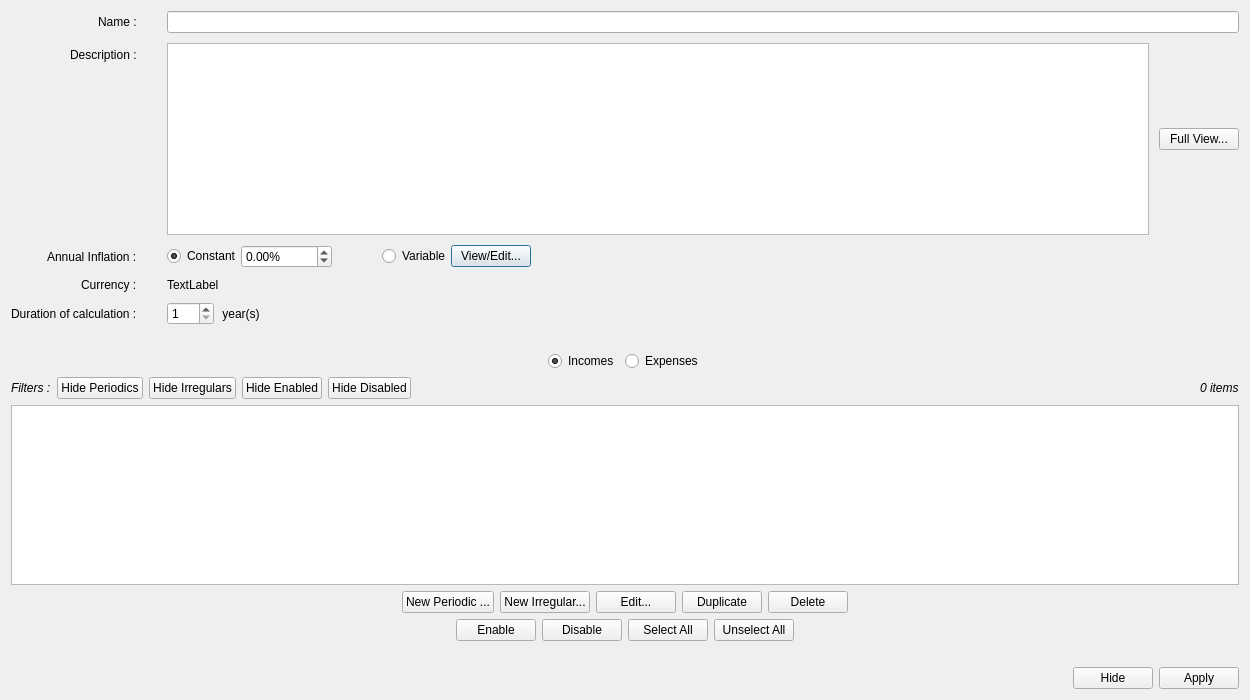
Above: src/editscenariodialog.ui from redmoon1945/gbp before the change. Below: the same form after it.
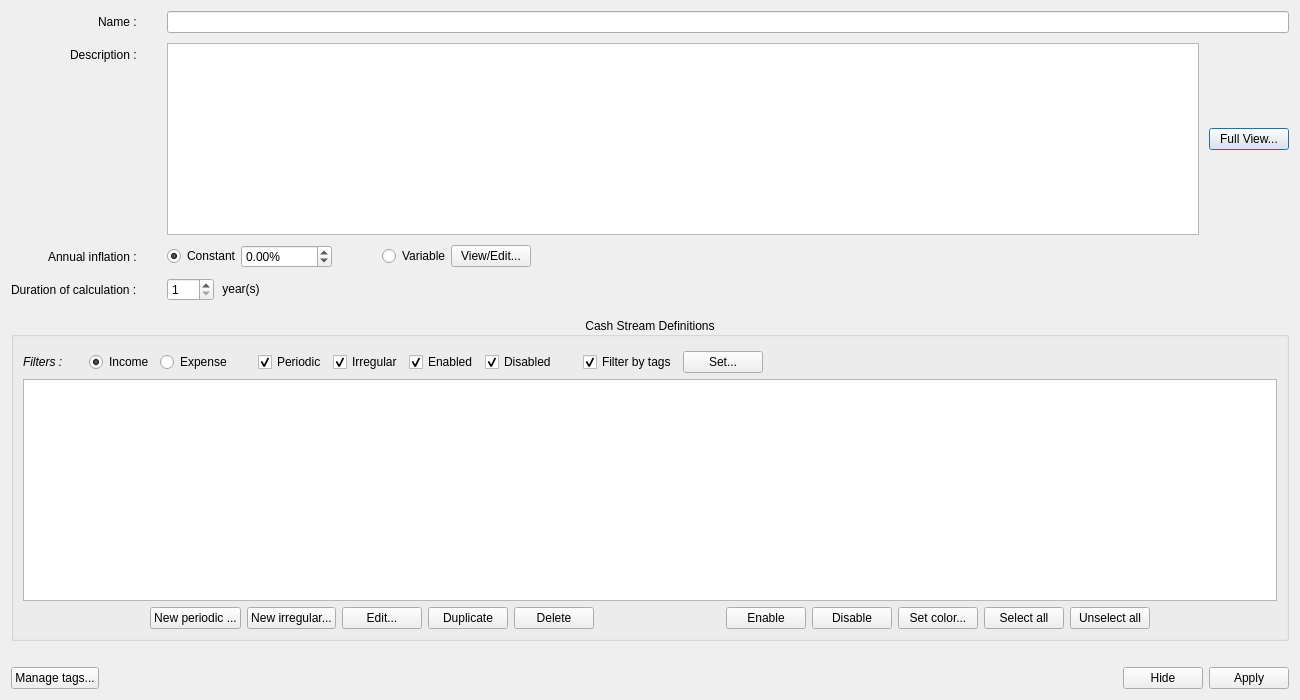
That is the form after the change.

Patch:
```diff
--- a/src/editscenariodialog.ui
+++ b/src/editscenariodialog.ui
@@ -6,7 +6,7 @@
    <rect>
     <x>0</x>
     <y>0</y>
-    <width>1250</width>
+    <width>1300</width>
     <height>700</height>
    </rect>
   </property>
@@ -19,7 +19,7 @@
   <property name="windowTitle">
    <string>Dialog</string>
   </property>
-  <layout class="QVBoxLayout" name="verticalLayout_2" stretch="0,0,0,0,0,1,0,0,0,0">
+  <layout class="QVBoxLayout" name="verticalLayout_2" stretch="0,0,1,0,0">
    <item>
     <layout class="QFormLayout" name="formLayout_3">
      <property name="labelAlignment">
@@ -46,7 +46,7 @@
      <item row="0" column="1">
       <widget class="QLineEdit" name="scenarioNameLineEdit">
        <property name="toolTip">
-        <string>&lt;html&gt;&lt;head/&gt;&lt;body&gt;&lt;p&gt;Name of the Scenario. Limited to 100 characters.&lt;/p&gt;&lt;/body&gt;&lt;/html&gt;</string>
+        <string>&lt;html&gt;&lt;head/&gt;&lt;body&gt;&lt;p&gt;Name of the scenario. Limited to 100 characters.&lt;/p&gt;&lt;/body&gt;&lt;/html&gt;</string>
        </property>
        <property name="maxLength">
         <number>100</number>
@@ -65,6 +65,45 @@
        </property>
       </widget>
      </item>
+     <item row="1" column="1">
+      <layout class="QHBoxLayout" name="horizontalLayout">
+       <item>
+        <widget class="QTextEdit" name="DescPlainTextEdit">
+         <property name="font">
+          <font>
+           <italic>true</italic>
+          </font>
+         </property>
+         <property name="toolTip">
+          <string>&lt;html&gt;&lt;head/&gt;&lt;body&gt;&lt;p&gt;Descritive text for the scenario. Limited to 4000 characters.&lt;/p&gt;&lt;/body&gt;&lt;/html&gt;</string>
+         </property>
+        </widget>
+       </item>
+       <item>
+        <spacer name="horizontalSpacer_4">
+         <property name="orientation">
+          <enum>Qt::Orientation::Horizontal</enum>
+         </property>
+         <property name="sizeType">
+          <enum>QSizePolicy::Policy::Fixed</enum>
+         </property>
+         <property name="sizeHint" stdset="0">
+          <size>
+           <width>10</width>
+           <height>20</height>
+          </size>
+         </property>
+        </spacer>
+       </item>
+       <item>
+        <widget class="QPushButton" name="fullViewPushButton">
+         <property name="text">
+          <string>Full View...</string>
+         </property>
+        </widget>
+       </item>
+      </layout>
+     </item>
      <item row="2" column="0">
       <widget class="QLabel" name="label_5">
        <property name="font">
@@ -73,7 +112,7 @@
         </font>
        </property>
        <property name="text">
-        <string>Annual Inflation :</string>
+        <string>Annual inflation :</string>
        </property>
       </widget>
      </item>
@@ -82,7 +121,7 @@
        <item>
         <widget class="QRadioButton" name="inflationConstantRadioButton">
          <property name="toolTip">
-          <string>&lt;html&gt;&lt;head/&gt;&lt;body&gt;&lt;p&gt;Define a constant annual inflation, available to be optionally used by any Financial Stream Definition of this scenario.&lt;/p&gt;&lt;/body&gt;&lt;/html&gt;</string>
+          <string>&lt;html&gt;&lt;head/&gt;&lt;body&gt;&lt;p&gt;Define a constant annual inflation, available to be optionally used by any Cash Stream Definition of this scenario.&lt;/p&gt;&lt;/body&gt;&lt;/html&gt;</string>
          </property>
          <property name="text">
           <string>Constant</string>
@@ -98,7 +137,7 @@
        <item>
         <widget class="QDoubleSpinBox" name="inflationConstantDoubleSpinBox">
          <property name="toolTip">
-          <string>&lt;html&gt;&lt;head/&gt;&lt;body&gt;&lt;p&gt;&lt;span style=&quot; font-weight:700;&quot;&gt;Annual&lt;/span&gt; constant inflation rate, in percentage. In practice, however, it is the &lt;span style=&quot; text-decoration: underline;&quot;&gt;equivalent monthly inflation&lt;/span&gt; that is applied, on the 1st of each month.&lt;/p&gt;&lt;/body&gt;&lt;/html&gt;</string>
+          <string>&lt;html&gt;&lt;head/&gt;&lt;body&gt;&lt;p&gt;&lt;span style=&quot; font-weight:700;&quot;&gt;Annual&lt;/span&gt; constant inflation rate, in percentage. In practice, however, it is the &lt;span style=&quot; text-decoration: underline;&quot;&gt;equivalent monthly inflation&lt;/span&gt; that is used internally by GBP, applied on the 1st of each month.&lt;/p&gt;&lt;/body&gt;&lt;/html&gt;</string>
          </property>
          <property name="showGroupSeparator" stdset="0">
           <bool>true</bool>
@@ -133,7 +172,7 @@
        <item>
         <widget class="QRadioButton" name="inflationVariableRadioButton">
          <property name="toolTip">
-          <string>&lt;html&gt;&lt;head/&gt;&lt;body&gt;&lt;p&gt;Defines a variable inflation, available to be optionally used by any Financial Stream Definition of this scenario.&lt;/p&gt;&lt;/body&gt;&lt;/html&gt;</string>
+          <string>&lt;html&gt;&lt;head/&gt;&lt;body&gt;&lt;p&gt;Defines a variable inflation, available to be optionally used by any Cash Stream Definition of this scenario.&lt;/p&gt;&lt;/body&gt;&lt;/html&gt;</string>
          </property>
          <property name="text">
           <string>Variable</string>
@@ -175,82 +214,18 @@
       </layout>
      </item>
      <item row="3" column="0">
-      <widget class="QLabel" name="label_6">
-       <property name="font">
-        <font>
-         <bold>false</bold>
-        </font>
-       </property>
-       <property name="text">
-        <string>Currency :</string>
-       </property>
-      </widget>
-     </item>
-     <item row="3" column="1">
-      <widget class="QLabel" name="currencyInfoLabel">
-       <property name="sizePolicy">
-        <sizepolicy hsizetype="Preferred" vsizetype="Fixed">
-         <horstretch>0</horstretch>
-         <verstretch>0</verstretch>
-        </sizepolicy>
-       </property>
-       <property name="text">
-        <string>TextLabel</string>
-       </property>
-      </widget>
-     </item>
-     <item row="1" column="1">
-      <layout class="QHBoxLayout" name="horizontalLayout">
-       <item>
-        <widget class="QTextEdit" name="DescPlainTextEdit">
-         <property name="font">
-          <font>
-           <italic>true</italic>
-          </font>
-         </property>
-         <property name="toolTip">
-          <string>&lt;html&gt;&lt;head/&gt;&lt;body&gt;&lt;p&gt;Descritive text for the Scenario. Limited to 4000 characters.&lt;/p&gt;&lt;/body&gt;&lt;/html&gt;</string>
-         </property>
-        </widget>
-       </item>
-       <item>
-        <spacer name="horizontalSpacer_4">
-         <property name="orientation">
-          <enum>Qt::Orientation::Horizontal</enum>
-         </property>
-         <property name="sizeType">
-          <enum>QSizePolicy::Policy::Fixed</enum>
-         </property>
-         <property name="sizeHint" stdset="0">
-          <size>
-           <width>10</width>
-           <height>20</height>
-          </size>
-         </property>
-        </spacer>
-       </item>
-       <item>
-        <widget class="QPushButton" name="fullViewPushButton">
-         <property name="text">
-          <string>Full View...</string>
-         </property>
-        </widget>
-       </item>
-      </layout>
-     </item>
-     <item row="4" column="0">
       <widget class="QLabel" name="label_3">
        <property name="text">
         <string>Duration of calculation :</string>
        </property>
       </widget>
      </item>
-     <item row="4" column="1">
+     <item row="3" column="1">
       <layout class="QHBoxLayout" name="horizontalLayout_9">
        <item>
         <widget class="QSpinBox" name="maxDurationSpinBox">
          <property name="toolTip">
-          <string>&lt;html&gt;&lt;head/&gt;&lt;body&gt;&lt;p&gt;All incomes/expenses are allowed to generate financial events up to a &lt;span style=&quot; font-weight:700;&quot;&gt;maximum date&lt;/span&gt; defined as (today + &amp;quot;no_years&amp;quot;), where &amp;quot;no_years&amp;quot; is this value.  This limit helps to conserve memory and speed up the calculation. Default value is appropriate for most uses.&lt;/p&gt;&lt;/body&gt;&lt;/html&gt;</string>
+          <string>&lt;html&gt;&lt;head/&gt;&lt;body&gt;&lt;p&gt;Any Cash Stream Definition is allowed to generate financial events (incomes or expenses) up to a &lt;span style=&quot; font-weight:700;&quot;&gt;maximum date&lt;/span&gt; defined as (today + &amp;quot;no_years&amp;quot;), where &amp;quot;no_years&amp;quot; is this value. This limit helps to conserve memory and speed up the calculation. Default value is appropriate for most use cases.&lt;/p&gt;&lt;/body&gt;&lt;/html&gt;</string>
          </property>
          <property name="minimum">
           <number>1</number>
@@ -278,6 +253,12 @@
        </item>
        <item>
         <widget class="QLabel" name="label_4">
+         <property name="sizePolicy">
+          <sizepolicy hsizetype="Preferred" vsizetype="Fixed">
+           <horstretch>0</horstretch>
+           <verstretch>0</verstretch>
+          </sizepolicy>
+         </property>
          <property name="text">
           <string> year(s)</string>
          </property>
@@ -311,24 +292,72 @@
      <property name="sizeHint" stdset="0">
       <size>
        <width>20</width>
-       <height>20</height>
+       <height>10</height>
       </size>
      </property>
     </spacer>
    </item>
    <item>
-    <layout class="QHBoxLayout" name="horizontalLayout_3"/>
+    <layout class="QHBoxLayout" name="horizontalLayout_Group">
+     <item>
+      <widget class="QGroupBox" name="groupBox">
+       <property name="sizePolicy">
+        <sizepolicy hsizetype="Expanding" vsizetype="Expanding">
+         <horstretch>0</horstretch>
+         <verstretch>0</verstretch>
+        </sizepolicy>
+       </property>
+       <property name="title">
+        <string>Cash Stream Definitions</string>
+       </property>
+       <property name="alignment">
+        <set>Qt::AlignmentFlag::AlignCenter</set>
+       </property>
+       <property name="checkable">
+        <bool>false</bool>
+       </property>
+       <layout class="QVBoxLayout" name="verticalLayout_3" stretch="0,0,1,0">
+        <item>
+         <spacer name="verticalSpacer">
+          <property name="orientation">
+           <enum>Qt::Orientation::Vertical</enum>
+          </property>
+          <property name="sizeType">
+           <enum>QSizePolicy::Policy::Fixed</enum>
+          </property>
+          <property name="sizeHint" stdset="0">
+           <size>
+            <width>20</width>
+            <height>5</height>
+           </size>
+          </property>
+         </spacer>
    </item>
    <item>
-    <layout class="QHBoxLayout" name="horizontalLayout_5">
+         <layout class="QHBoxLayout" name="horizontalLayout_Filters">
      <item>
-      <spacer name="horizontalSpacer">
+           <widget class="QLabel" name="filterLabel">
+            <property name="font">
+             <font>
+              <italic>true</italic>
+             </font>
+            </property>
+            <property name="text">
+             <string>Filters :</string>
+            </property>
+           </widget>
+          </item>
+          <item>
+           <spacer name="horizontalSpacer_7">
        <property name="orientation">
         <enum>Qt::Orientation::Horizontal</enum>
        </property>
+            <property name="sizeType">
+             <enum>QSizePolicy::Policy::Fixed</enum>
+            </property>
        <property name="sizeHint" stdset="0">
         <size>
-         <width>40</width>
+              <width>20</width>
          <height>20</height>
         </size>
        </property>
@@ -337,10 +366,10 @@
      <item>
       <widget class="QRadioButton" name="incomesRadioButton">
        <property name="toolTip">
-        <string>&lt;html&gt;&lt;head/&gt;&lt;body&gt;&lt;p&gt;Show only the incomes.&lt;/p&gt;&lt;/body&gt;&lt;/html&gt;</string>
+             <string>&lt;html&gt;&lt;head/&gt;&lt;body&gt;&lt;p&gt;If &lt;span style=&quot; font-weight:700;&quot;&gt;checked&lt;/span&gt;, only Cash Stream Definitions of type &lt;span style=&quot; font-style:italic;&quot;&gt;Income&lt;/span&gt; can be displayed&lt;/p&gt;&lt;/body&gt;&lt;/html&gt;</string>
        </property>
        <property name="text">
-        <string>Incomes</string>
+             <string>Income</string>
        </property>
        <property name="checked">
         <bool>true</bool>
@@ -353,88 +382,120 @@
      <item>
       <widget class="QRadioButton" name="expensesRadioButton">
        <property name="toolTip">
-        <string>&lt;html&gt;&lt;head/&gt;&lt;body&gt;&lt;p&gt;Show only the expenses.&lt;/p&gt;&lt;/body&gt;&lt;/html&gt;</string>
+             <string>&lt;html&gt;&lt;head/&gt;&lt;body&gt;&lt;p&gt;If &lt;span style=&quot; font-weight:700;&quot;&gt;checked&lt;/span&gt;, only Cash Stream Definitions of type &lt;span style=&quot; font-style:italic;&quot;&gt;Expense&lt;/span&gt; can be displayed&lt;/p&gt;&lt;/body&gt;&lt;/html&gt;</string>
        </property>
        <property name="text">
-        <string>Expenses</string>
+             <string>Expense</string>
        </property>
        <attribute name="buttonGroup">
         <string notr="true">buttonGroup</string>
        </attribute>
       </widget>
      </item>
+          <item>
+           <spacer name="horizontalSpacer_10">
+            <property name="orientation">
+             <enum>Qt::Orientation::Horizontal</enum>
+            </property>
+            <property name="sizeType">
+             <enum>QSizePolicy::Policy::Fixed</enum>
+            </property>
+            <property name="sizeHint" stdset="0">
+             <size>
+              <width>20</width>
+              <height>20</height>
+             </size>
+            </property>
+           </spacer>
+          </item>
+          <item>
+           <widget class="QCheckBox" name="filterPeriodicsCheckBox">
+            <property name="toolTip">
+             <string>&lt;html&gt;&lt;head/&gt;&lt;body&gt;&lt;p&gt;If &lt;span style=&quot; font-weight:700;&quot;&gt;unchecked&lt;/span&gt;, no Cash Stream Definition of type &lt;span style=&quot; font-style:italic;&quot;&gt;Periodic&lt;/span&gt; can be displayed&lt;/p&gt;&lt;/body&gt;&lt;/html&gt;</string>
+            </property>
+            <property name="text">
+             <string>Periodic</string>
+            </property>
+            <property name="checked">
+             <bool>true</bool>
+            </property>
+           </widget>
+          </item>
+          <item>
+           <widget class="QCheckBox" name="filterIrregularsCheckBox">
+            <property name="toolTip">
+             <string>&lt;html&gt;&lt;head/&gt;&lt;body&gt;&lt;p&gt;If &lt;span style=&quot; font-weight:700;&quot;&gt;unchecked&lt;/span&gt;, no Cash Stream Definition of type &lt;span style=&quot; font-style:italic;&quot;&gt;Irregular&lt;/span&gt; can be displayed&lt;/p&gt;&lt;/body&gt;&lt;/html&gt;</string>
+            </property>
+            <property name="text">
+             <string>Irregular</string>
+            </property>
+            <property name="checked">
+             <bool>true</bool>
+            </property>
+           </widget>
+          </item>
+          <item>
+           <widget class="QCheckBox" name="filterEnabledCheckBox">
+            <property name="toolTip">
+             <string>&lt;html&gt;&lt;head/&gt;&lt;body&gt;&lt;p&gt;If &lt;span style=&quot; font-weight:700;&quot;&gt;unchecked&lt;/span&gt;, no enabled Cash Stream Definition can be  displayed&lt;/p&gt;&lt;/body&gt;&lt;/html&gt;</string>
+            </property>
+            <property name="text">
+             <string>Enabled</string>
+            </property>
+            <property name="checked">
+             <bool>true</bool>
+            </property>
+           </widget>
+          </item>
+          <item>
+           <widget class="QCheckBox" name="filterDisabledCheckBox">
+            <property name="toolTip">
+             <string>&lt;html&gt;&lt;head/&gt;&lt;body&gt;&lt;p&gt;If &lt;span style=&quot; font-weight:700;&quot;&gt;unchecked&lt;/span&gt;, no disabled Cash Stream Definition can be displayed&lt;/p&gt;&lt;/body&gt;&lt;/html&gt;</string>
+            </property>
+            <property name="text">
+             <string>Disabled</string>
+            </property>
+            <property name="checked">
+             <bool>true</bool>
+            </property>
+           </widget>
+          </item>
      <item>
       <spacer name="horizontalSpacer_3">
        <property name="orientation">
         <enum>Qt::Orientation::Horizontal</enum>
        </property>
+            <property name="sizeType">
+             <enum>QSizePolicy::Policy::Fixed</enum>
+            </property>
        <property name="sizeHint" stdset="0">
         <size>
-         <width>40</width>
+              <width>20</width>
          <height>20</height>
         </size>
        </property>
       </spacer>
      </item>
-    </layout>
-   </item>
    <item>
-    <layout class="QHBoxLayout" name="horizontalLayout_10">
-     <item>
-      <widget class="QLabel" name="filterLabel">
-       <property name="font">
-        <font>
-         <italic>true</italic>
-        </font>
+           <widget class="QCheckBox" name="filterTagsCheckBox">
+            <property name="toolTip">
+             <string>&lt;html&gt;&lt;head/&gt;&lt;body&gt;&lt;p&gt;if &lt;span style=&quot; font-weight:700;&quot;&gt;checked&lt;/span&gt; : It enables &amp;quot;Tags Filtering&amp;quot; : Use tags links to further limit which Cash Stream Definitions are displayed (click the button to the right to select these tags)&lt;/p&gt;&lt;p&gt;if &lt;span style=&quot; font-weight:700;&quot;&gt;unchecked&lt;/span&gt; : It disables &amp;quot;Tag Filtering&amp;quot; : links with tags are &lt;span style=&quot; text-decoration: underline;&quot;&gt;not&lt;/span&gt; considered when determining which Cash Stream Definitions are displayed&lt;/p&gt;&lt;p&gt;&lt;br/&gt;&lt;/p&gt;&lt;/body&gt;&lt;/html&gt;</string>
        </property>
        <property name="text">
-        <string>Filters :</string>
-       </property>
-      </widget>
-     </item>
-     <item>
-      <widget class="QPushButton" name="periodicFilterPushButton">
-       <property name="text">
-        <string>Hide Periodics</string>
-       </property>
-       <property name="checkable">
+             <string>Filter by tags</string>
+            </property>
+            <property name="checked">
         <bool>true</bool>
        </property>
-       <property name="flat">
-        <bool>false</bool>
-       </property>
       </widget>
      </item>
      <item>
-      <widget class="QPushButton" name="irregularFilterPushButton">
-       <property name="text">
-        <string>Hide Irregulars</string>
-       </property>
-       <property name="checkable">
-        <bool>true</bool>
-       </property>
-       <property name="flat">
-        <bool>false</bool>
-       </property>
-      </widget>
-     </item>
-     <item>
-      <widget class="QPushButton" name="activeFilterPushButton">
+           <widget class="QPushButton" name="filterTagsPushButton">
+            <property name="toolTip">
+             <string>&lt;html&gt;&lt;head/&gt;&lt;body&gt;&lt;p&gt;Show a dialog where one can choose tags to be used as filters to limit which Csds are displayed.&lt;/p&gt;&lt;/body&gt;&lt;/html&gt;</string>
+            </property>
        <property name="text">
-        <string>Hide Enabled</string>
-       </property>
-       <property name="checkable">
-        <bool>true</bool>
-       </property>
-      </widget>
-     </item>
-     <item>
-      <widget class="QPushButton" name="inactiveFilterPushButton">
-       <property name="text">
-        <string>Hide Disabled</string>
-       </property>
-       <property name="checkable">
-        <bool>true</bool>
+             <string>Set...</string>
        </property>
       </widget>
      </item>
@@ -451,22 +512,10 @@
        </property>
       </spacer>
      </item>
-     <item>
-      <widget class="QLabel" name="noItemsLabel">
-       <property name="font">
-        <font>
-         <italic>true</italic>
-        </font>
-       </property>
-       <property name="text">
-        <string>0 items</string>
-       </property>
-      </widget>
-     </item>
     </layout>
    </item>
    <item>
-    <layout class="QHBoxLayout" name="horizontalLayout_7">
+         <layout class="QHBoxLayout" name="horizontalLayout_Table">
      <item>
       <widget class="QTableView" name="itemsTableView">
        <property name="alternatingRowColors">
@@ -486,7 +535,7 @@
     </layout>
    </item>
    <item>
-    <layout class="QHBoxLayout" name="horizontalLayout_6">
+         <layout class="QHBoxLayout" name="horizontalLayout_ButtonLayer1">
      <item>
       <spacer name="horizontalSpacer_5">
        <property name="orientation">
@@ -503,27 +552,27 @@
      <item>
       <widget class="QPushButton" name="addPeriodicPushButton">
        <property name="toolTip">
-        <string>&lt;html&gt;&lt;head/&gt;&lt;body&gt;&lt;p&gt;Create a new &lt;span style=&quot; font-weight:700;&quot;&gt;Periodic&lt;/span&gt; Financial Stream Definition, which is an income or expense that &lt;span style=&quot; font-weight:700;&quot;&gt;repeats itself through time&lt;/span&gt; on a periodic basis. This will be an &lt;span style=&quot; text-decoration: underline;&quot;&gt;income&lt;/span&gt; if the &lt;span style=&quot; font-style:italic;&quot;&gt;Incomes&lt;/span&gt; radio button above is selected, an &lt;span style=&quot; text-decoration: underline;&quot;&gt;expense&lt;/span&gt; otherwise.&lt;/p&gt;&lt;/body&gt;&lt;/html&gt;</string>
+             <string>&lt;html&gt;&lt;head/&gt;&lt;body&gt;&lt;p&gt;Create a new &lt;span style=&quot; font-weight:700;&quot;&gt;Periodic&lt;/span&gt; Cash Stream Definition, which is an income or expense that &lt;span style=&quot; font-weight:700;&quot;&gt;repeats itself through time&lt;/span&gt; on a periodic basis. This will be an &lt;span style=&quot; text-decoration: underline;&quot;&gt;income&lt;/span&gt; if the &lt;span style=&quot; font-style:italic;&quot;&gt;Income&lt;/span&gt; radio button above is selected, an &lt;span style=&quot; text-decoration: underline;&quot;&gt;expense&lt;/span&gt; if the &lt;span style=&quot; font-style:italic;&quot;&gt;Expense&lt;/span&gt; radio button is selected.&lt;/p&gt;&lt;/body&gt;&lt;/html&gt;</string>
        </property>
        <property name="text">
-        <string>New Periodic ...</string>
+             <string>New periodic ...</string>
        </property>
       </widget>
      </item>
      <item>
       <widget class="QPushButton" name="addIrregularPushButton">
        <property name="toolTip">
-        <string>&lt;html&gt;&lt;head/&gt;&lt;body&gt;&lt;p&gt;Create a new &lt;span style=&quot; font-weight:700;&quot;&gt;Irregular&lt;/span&gt; Financial Stream Definition, which defines a set of incomes/expenses that &lt;span style=&quot; font-weight:700;&quot;&gt;occur only at very specific dates, &lt;/span&gt;as defined by the user. They will all be &lt;span style=&quot; text-decoration: underline;&quot;&gt;incomes&lt;/span&gt; if the &lt;span style=&quot; font-style:italic;&quot;&gt;Incomes&lt;/span&gt; radio button above is selected, &lt;span style=&quot; text-decoration: underline;&quot;&gt;expenses&lt;/span&gt; otherwise.&lt;/p&gt;&lt;/body&gt;&lt;/html&gt;</string>
+             <string>&lt;html&gt;&lt;head/&gt;&lt;body&gt;&lt;p&gt;Create a new &lt;span style=&quot; font-weight:700;&quot;&gt;Irregular&lt;/span&gt; Cash Stream Definition, which defines a set of incomes/expenses that &lt;span style=&quot; font-weight:700;&quot;&gt;occur only at very specific dates, &lt;/span&gt;as defined by the user. They will all be &lt;span style=&quot; text-decoration: underline;&quot;&gt;incomes&lt;/span&gt; if the &lt;span style=&quot; font-style:italic;&quot;&gt;Income&lt;/span&gt; radio button above is selected, or &lt;span style=&quot; text-decoration: underline;&quot;&gt;expenses&lt;/span&gt; if the &lt;span style=&quot; font-style:italic;&quot;&gt;Expense&lt;/span&gt; radio button is selected.&lt;/p&gt;&lt;/body&gt;&lt;/html&gt;</string>
        </property>
        <property name="text">
-        <string>New Irregular...</string>
+             <string>New irregular...</string>
        </property>
       </widget>
      </item>
      <item>
       <widget class="QPushButton" name="editPushButton">
        <property name="toolTip">
-        <string>&lt;html&gt;&lt;head/&gt;&lt;body&gt;&lt;p&gt;Modify the selected Financial Stream Definition.&lt;/p&gt;&lt;/body&gt;&lt;/html&gt;</string>
+             <string>&lt;html&gt;&lt;head/&gt;&lt;body&gt;&lt;p&gt;Modify the selected Cash Stream Definition.&lt;/p&gt;&lt;/body&gt;&lt;/html&gt;</string>
        </property>
        <property name="text">
         <string>Edit...</string>
@@ -533,7 +582,7 @@
      <item>
       <widget class="QPushButton" name="duplicatePushButton">
        <property name="toolTip">
-        <string>&lt;html&gt;&lt;head/&gt;&lt;body&gt;&lt;p&gt;Duplicate each of the selected Financial Stream Definitions. Name of each copy sees the prefix &amp;quot;Copy of&amp;quot; added to the name.&lt;/p&gt;&lt;/body&gt;&lt;/html&gt;</string>
+             <string>&lt;html&gt;&lt;head/&gt;&lt;body&gt;&lt;p&gt;Duplicate each of the selected Cash Stream Definitions, including all the links to tags. Name of each copy sees the prefix &amp;quot;Copy of&amp;quot; added to the name.&lt;/p&gt;&lt;/body&gt;&lt;/html&gt;</string>
        </property>
        <property name="text">
         <string>Duplicate</string>
@@ -543,7 +592,7 @@
      <item>
       <widget class="QPushButton" name="deletePushButton">
        <property name="toolTip">
-        <string>&lt;html&gt;&lt;head/&gt;&lt;body&gt;&lt;p&gt;Delete the selected Financial Stream Definitions.&lt;/p&gt;&lt;/body&gt;&lt;/html&gt;</string>
+             <string>&lt;html&gt;&lt;head/&gt;&lt;body&gt;&lt;p&gt;Delete the selected Cash Stream Definitions, including all their links to tags.&lt;/p&gt;&lt;/body&gt;&lt;/html&gt;</string>
        </property>
        <property name="text">
         <string>Delete</string>
@@ -551,24 +600,7 @@
       </widget>
      </item>
      <item>
-      <spacer name="horizontalSpacer_6">
-       <property name="orientation">
-        <enum>Qt::Orientation::Horizontal</enum>
-       </property>
-       <property name="sizeHint" stdset="0">
-        <size>
-         <width>40</width>
-         <height>20</height>
-        </size>
-       </property>
-      </spacer>
-     </item>
-    </layout>
-   </item>
-   <item>
-    <layout class="QHBoxLayout" name="horizontalLayout_2">
-     <item>
-      <spacer name="horizontalSpacer_7">
+           <spacer name="horizontalSpacer">
        <property name="orientation">
         <enum>Qt::Orientation::Horizontal</enum>
        </property>
@@ -583,7 +615,7 @@
      <item>
       <widget class="QPushButton" name="enablePushButton">
        <property name="toolTip">
-        <string>&lt;html&gt;&lt;head/&gt;&lt;body&gt;&lt;p&gt;The selected Financial Stream Definitions are activated, meaning they &lt;span style=&quot; font-weight:700;&quot;&gt;will&lt;/span&gt; all be taken into account in the generation of the financial events for this Scenario.&lt;/p&gt;&lt;/body&gt;&lt;/html&gt;</string>
+             <string>&lt;html&gt;&lt;head/&gt;&lt;body&gt;&lt;p&gt;The selected Cash Stream Definitions are activated, meaning they &lt;span style=&quot; font-weight:700;&quot;&gt;will&lt;/span&gt; all be taken into account in the generation of the financial events (incomes or expenses) for this scenario.&lt;/p&gt;&lt;/body&gt;&lt;/html&gt;</string>
        </property>
        <property name="text">
         <string>Enable</string>
@@ -593,29 +625,39 @@
      <item>
       <widget class="QPushButton" name="disablePushButton">
        <property name="toolTip">
-        <string>&lt;html&gt;&lt;head/&gt;&lt;body&gt;&lt;p&gt;The selected Financial Stream Definitins are de-activated, meaning they will&lt;span style=&quot; font-weight:700;&quot;&gt; NOT &lt;/span&gt;be taken into account in the generation of the financial events for this Scenario.&lt;/p&gt;&lt;/body&gt;&lt;/html&gt;</string>
+             <string>&lt;html&gt;&lt;head/&gt;&lt;body&gt;&lt;p&gt;The selected Cash Stream Definitions are de-activated, meaning they will&lt;span style=&quot; font-weight:700;&quot;&gt; NOT &lt;/span&gt;be taken into account in the generation of the financial events (incomes or expenses) for this scenario.&lt;/p&gt;&lt;/body&gt;&lt;/html&gt;</string>
        </property>
        <property name="text">
         <string>Disable</string>
        </property>
       </widget>
      </item>
+          <item>
+           <widget class="QPushButton" name="setColorPushButton">
+            <property name="toolTip">
+             <string>&lt;html&gt;&lt;head/&gt;&lt;body&gt;&lt;p&gt;Select a color and use it to colorize the name of each Cash Stream Definition selected.&lt;/p&gt;&lt;/body&gt;&lt;/html&gt;</string>
+            </property>
+            <property name="text">
+             <string>Set color...</string>
+            </property>
+           </widget>
+          </item>
      <item>
       <widget class="QPushButton" name="selectAllPushButton">
        <property name="text">
-        <string>Select All</string>
+             <string>Select all</string>
        </property>
       </widget>
      </item>
      <item>
       <widget class="QPushButton" name="unselectAllPushButton">
        <property name="text">
-        <string>Unselect All</string>
+             <string>Unselect all</string>
        </property>
       </widget>
      </item>
      <item>
-      <spacer name="horizontalSpacer_10">
+           <spacer name="horizontalSpacer_6">
        <property name="orientation">
         <enum>Qt::Orientation::Horizontal</enum>
        </property>
@@ -626,6 +668,11 @@
         </size>
        </property>
       </spacer>
+          </item>
+         </layout>
+        </item>
+       </layout>
+      </widget>
      </item>
     </layout>
    </item>
@@ -646,7 +693,17 @@
     </spacer>
    </item>
    <item>
-    <layout class="QHBoxLayout" name="horizontalLayout_4">
+    <layout class="QHBoxLayout" name="horizontalLayout_ButtonsDialog">
+     <item>
+      <widget class="QPushButton" name="manageTagsPushButton">
+       <property name="toolTip">
+        <string>&lt;html&gt;&lt;head/&gt;&lt;body&gt;&lt;p&gt;A tag is a set of words that can be linked to Cash Stream Definitions. It is a powerful way to implement &lt;span style=&quot; font-weight:700;&quot;&gt;categories&lt;/span&gt; of incomes/expenses. Each scenario has its own set of tags. A particular tag can be linked to zero, one or many Cash Stream Definitions, and vice-versa.&lt;/p&gt;&lt;/body&gt;&lt;/html&gt;</string>
+       </property>
+       <property name="text">
+        <string>Manage tags...</string>
+       </property>
+      </widget>
+     </item>
      <item>
       <spacer name="horizontalSpacer_2">
        <property name="orientation">
@@ -676,7 +733,7 @@
         </sizepolicy>
        </property>
        <property name="toolTip">
-        <string>&lt;html&gt;&lt;head/&gt;&lt;body&gt;&lt;p&gt;Apply all the modifications to the current Scenario and update all the curves, charts and related information. The modifications are NOT saved to disk.&lt;/p&gt;&lt;/body&gt;&lt;/html&gt;</string>
+        <string>&lt;html&gt;&lt;head/&gt;&lt;body&gt;&lt;p&gt;Apply to the current scenario all the modifications made in this form and update all the curves, charts and related information. The modified current scenario is NOT saved to disk (use explicitely the &amp;quot;Scenario-&amp;gt;Save&amp;quot; menu item).&lt;/p&gt;&lt;/body&gt;&lt;/html&gt;</string>
        </property>
        <property name="text">
         <string>Apply</string>
```
Lines whose indentation alone changed are shown as unchanged.
